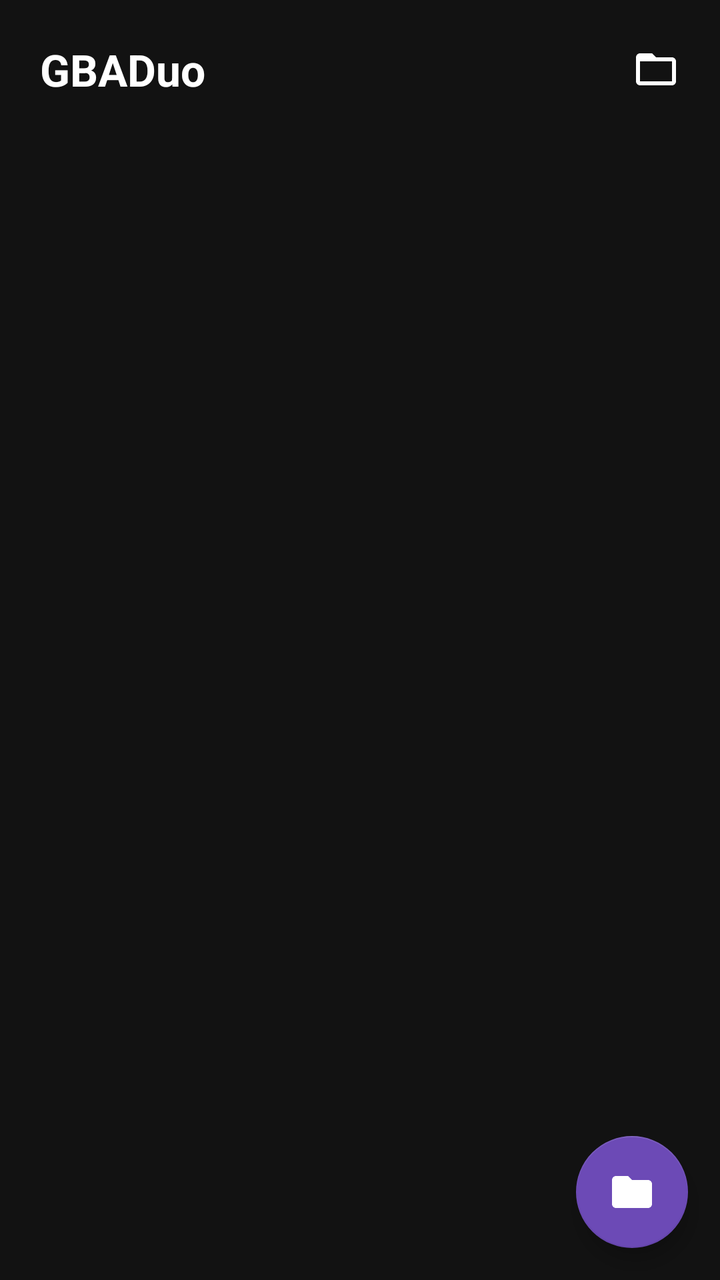
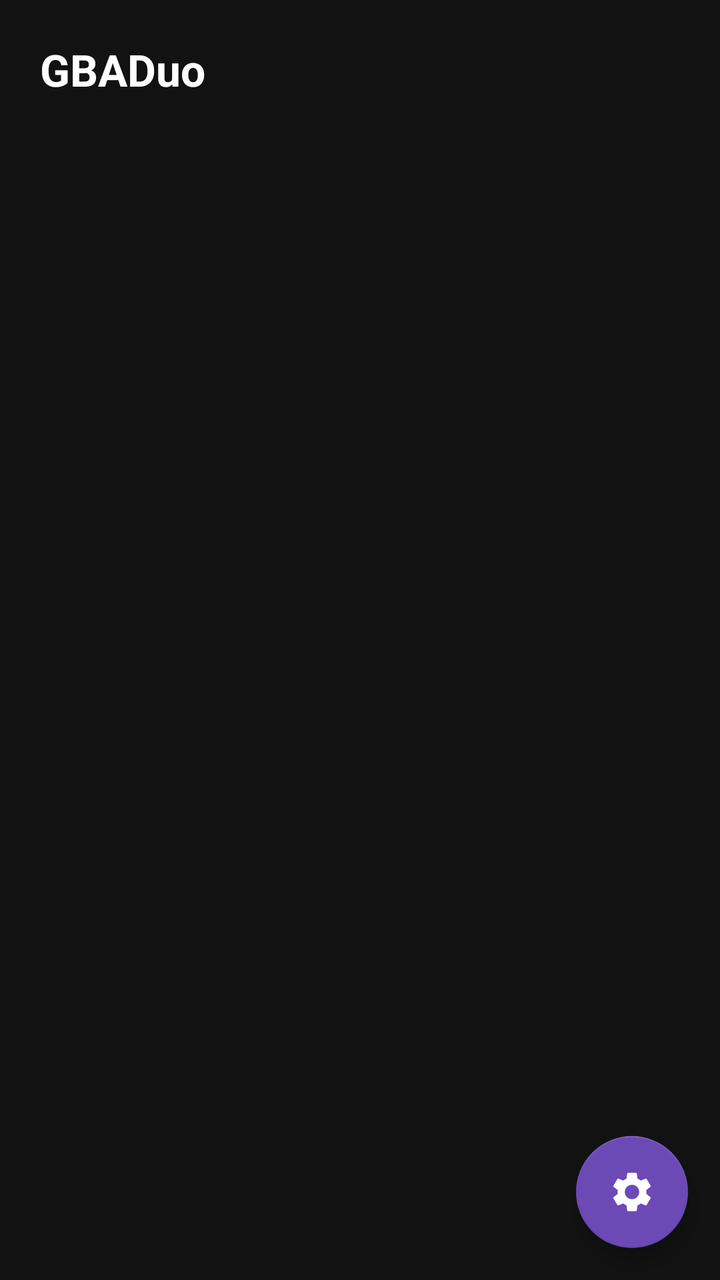

Compare the two renders of this Android layout. The source of the first and the diff that turns it into the second are given below.
<!-- AndroidManifest.xml: application theme AppTheme -->
<!-- res/layout/activity_library.xml -->
<?xml version="1.0" encoding="utf-8"?>
<androidx.coordinatorlayout.widget.CoordinatorLayout
    xmlns:android="http://schemas.android.com/apk/res/android"
    xmlns:app="http://schemas.android.com/apk/res-auto"
    android:layout_width="match_parent"
    android:layout_height="match_parent"
    android:background="@color/background">

    <LinearLayout
        android:layout_width="match_parent"
        android:layout_height="match_parent"
        android:orientation="vertical">

        <LinearLayout
            android:layout_width="match_parent"
            android:layout_height="wrap_content"
            android:gravity="center_vertical"
            android:orientation="horizontal"
            android:paddingStart="20dp"
            android:paddingEnd="8dp">

            <TextView
                android:layout_width="0dp"
                android:layout_height="wrap_content"
                android:layout_weight="1"
                android:paddingVertical="20dp"
                android:text="@string/app_name"
                android:textColor="@color/text_primary"
                android:textSize="22sp"
                android:textStyle="bold" />

            <ImageView
                android:id="@+id/manage_folders"
                android:layout_width="48dp"
                android:layout_height="48dp"
                android:background="?android:attr/selectableItemBackgroundBorderless"
                android:contentDescription="@string/manage_folders"
                android:padding="12dp"
                android:src="@drawable/ic_folders" />
        </LinearLayout>

        <FrameLayout
            android:layout_width="match_parent"
            android:layout_height="0dp"
            android:layout_weight="1">

            <androidx.recyclerview.widget.RecyclerView
                android:id="@+id/list"
                android:layout_width="match_parent"
                android:layout_height="match_parent"
                android:clipToPadding="false"
                android:paddingHorizontal="12dp"
                android:paddingBottom="88dp" />

            <LinearLayout
                android:id="@+id/empty"
                android:layout_width="match_parent"
                android:layout_height="wrap_content"
                android:layout_gravity="center"
                android:gravity="center"
                android:orientation="vertical"
                android:padding="32dp"
                android:visibility="gone">

                <ImageView
                    android:id="@+id/empty_icon"
                    android:layout_width="48dp"
                    android:layout_height="48dp"
                    android:importantForAccessibility="no"
                    android:src="@drawable/ic_folder_open" />

                <TextView
                    android:id="@+id/empty_text"
                    android:layout_width="wrap_content"
                    android:layout_height="wrap_content"
                    android:layout_marginTop="12dp"
                    android:gravity="center"
                    android:textColor="@color/text_secondary"
                    android:textSize="16sp" />
            </LinearLayout>
        </FrameLayout>
    </LinearLayout>

    <com.google.android.material.floatingactionbutton.FloatingActionButton
        android:id="@+id/choose_folder"
        android:layout_width="wrap_content"
        android:layout_height="wrap_content"
        android:layout_gravity="bottom|end"
        android:layout_margin="16dp"
        android:contentDescription="@string/choose_rom_folder"
        android:src="@drawable/ic_add_folder"
        app:backgroundTint="@color/accent"
        app:fabSize="normal"
        app:tint="@color/text_primary" />

</androidx.coordinatorlayout.widget.CoordinatorLayout>
<!-- resources referenced by this layout -->
<resources>
  <color name="accent">#FF6C4AB6</color>
  <color name="background">#FF121212</color>
  <color name="text_primary">#FFFFFFFF</color>
  <color name="text_secondary">#FFAAAAAA</color>
  <!-- drawable ic_add_folder (drawable) -->
  <vector xmlns:android="http://schemas.android.com/apk/res/android"
      android:width="24dp"
      android:height="24dp"
      android:viewportWidth="24"
      android:viewportHeight="24">
      <path
          android:fillColor="#FF000000"
          android:pathData="M10,4L4,4c-1.1,0 -1.99,0.9 -1.99,2L2,18c0,1.1 0.9,2 2,2h16c1.1,0 2,-0.9 2,-2L22,8c0,-1.1 -0.9,-2 -2,-2h-8l-2,-2z" />
      <path
          android:fillColor="#FF000000"
          android:pathData="M11,10L13,10 13,13 16,13 16,15 13,15 13,18 11,18 11,15 8,15 8,13 11,13z" />
  </vector>
  <!-- drawable ic_folder_open (drawable) -->
  <vector xmlns:android="http://schemas.android.com/apk/res/android"
      android:width="48dp"
      android:height="48dp"
      android:viewportWidth="24"
      android:viewportHeight="24"
      android:tint="?attr/colorOnSurface">
      <path
          android:fillColor="#FF000000"
          android:fillAlpha="0.5"
          android:pathData="M20,6h-8l-2,-2L4,4c-1.1,0 -1.99,0.9 -1.99,2L2,18c0,1.1 0.9,2 2,2h16c1.1,0 2,-0.9 2,-2L22,8c0,-1.1 -0.9,-2 -2,-2zM20,18L4,18L4,8h16v10z" />
  </vector>
  <!-- drawable ic_folders (drawable) -->
  <vector xmlns:android="http://schemas.android.com/apk/res/android"
      android:width="24dp"
      android:height="24dp"
      android:viewportWidth="24"
      android:viewportHeight="24">
      <path
          android:fillColor="@color/text_primary"
          android:pathData="M20,6h-8l-2,-2L4,4c-1.1,0 -1.99,0.9 -1.99,2L2,18c0,1.1 0.9,2 2,2h16c1.1,0 2,-0.9 2,-2L22,8c0,-1.1 -0.9,-2 -2,-2zM20,18L4,18L4,8h16v10z" />
  </vector>
  <string name="app_name">GBADuo</string>
  <string name="choose_rom_folder">Add ROM folder</string>
  <string name="manage_folders">ROM folders</string>
  <style name="AppTheme" parent="Theme.MaterialComponents.NoActionBar">
          <item name="android:windowBackground">@color/background</item>
          <item name="android:statusBarColor">@color/background</item>
          <item name="android:navigationBarColor">@color/background</item>
          <item name="colorPrimary">@color/accent</item>
          <item name="colorPrimaryDark">@color/background</item>
          <item name="colorSecondary">@color/accent</item>
          <item name="colorOnPrimary">@color/text_primary</item>
          <item name="colorSurface">@color/surface</item>
          <item name="colorOnSurface">@color/text_primary</item>
      </style>
  <color name="surface">#FF1E1E1E</color>
</resources>

<!-- the commit's change to res/layout/activity_library.xml (unified diff, before → after) -->
@@ -16,27 +16,18 @@
             android:layout_height="wrap_content"
             android:gravity="center_vertical"
             android:orientation="horizontal"
-            android:paddingStart="20dp"
             android:paddingEnd="8dp">
 
             <TextView
                 android:layout_width="0dp"
                 android:layout_height="wrap_content"
                 android:layout_weight="1"
+                android:paddingHorizontal="20dp"
                 android:paddingVertical="20dp"
                 android:text="@string/app_name"
                 android:textColor="@color/text_primary"
                 android:textSize="22sp"
                 android:textStyle="bold" />
-
-            <ImageView
-                android:id="@+id/manage_folders"
-                android:layout_width="48dp"
-                android:layout_height="48dp"
-                android:background="?android:attr/selectableItemBackgroundBorderless"
-                android:contentDescription="@string/manage_folders"
-                android:padding="12dp"
-                android:src="@drawable/ic_folders" />
         </LinearLayout>
 
         <FrameLayout
@@ -82,13 +73,13 @@
     </LinearLayout>
 
     <com.google.android.material.floatingactionbutton.FloatingActionButton
-        android:id="@+id/choose_folder"
+        android:id="@+id/open_settings"
         android:layout_width="wrap_content"
         android:layout_height="wrap_content"
         android:layout_gravity="bottom|end"
         android:layout_margin="16dp"
-        android:contentDescription="@string/choose_rom_folder"
-        android:src="@drawable/ic_add_folder"
+        android:contentDescription="@string/settings_title"
+        android:src="@drawable/ic_settings"
         app:backgroundTint="@color/accent"
         app:fabSize="normal"
         app:tint="@color/text_primary" />
<!-- resource entries referenced after the edit -->
@@ -4,19 +4,6 @@
   <color name="background">#FF121212</color>
   <color name="text_primary">#FFFFFFFF</color>
   <color name="text_secondary">#FFAAAAAA</color>
-  <!-- drawable ic_add_folder (drawable) -->
-  <vector xmlns:android="http://schemas.android.com/apk/res/android"
-      android:width="24dp"
-      android:height="24dp"
-      android:viewportWidth="24"
-      android:viewportHeight="24">
-      <path
-          android:fillColor="#FF000000"
-          android:pathData="M10,4L4,4c-1.1,0 -1.99,0.9 -1.99,2L2,18c0,1.1 0.9,2 2,2h16c1.1,0 2,-0.9 2,-2L22,8c0,-1.1 -0.9,-2 -2,-2h-8l-2,-2z" />
-      <path
-          android:fillColor="#FF000000"
-          android:pathData="M11,10L13,10 13,13 16,13 16,15 13,15 13,18 11,18 11,15 8,15 8,13 11,13z" />
-  </vector>
   <!-- drawable ic_folder_open (drawable) -->
   <vector xmlns:android="http://schemas.android.com/apk/res/android"
       android:width="48dp"
@@ -29,7 +16,7 @@
           android:fillAlpha="0.5"
           android:pathData="M20,6h-8l-2,-2L4,4c-1.1,0 -1.99,0.9 -1.99,2L2,18c0,1.1 0.9,2 2,2h16c1.1,0 2,-0.9 2,-2L22,8c0,-1.1 -0.9,-2 -2,-2zM20,18L4,18L4,8h16v10z" />
   </vector>
-  <!-- drawable ic_folders (drawable) -->
+  <!-- drawable ic_settings (drawable) -->
   <vector xmlns:android="http://schemas.android.com/apk/res/android"
       android:width="24dp"
       android:height="24dp"
@@ -37,11 +24,10 @@
       android:viewportHeight="24">
       <path
           android:fillColor="@color/text_primary"
-          android:pathData="M20,6h-8l-2,-2L4,4c-1.1,0 -1.99,0.9 -1.99,2L2,18c0,1.1 0.9,2 2,2h16c1.1,0 2,-0.9 2,-2L22,8c0,-1.1 -0.9,-2 -2,-2zM20,18L4,18L4,8h16v10z" />
+          android:pathData="M19.14,12.94c0.04,-0.3 0.06,-0.61 0.06,-0.94c0,-0.32 -0.02,-0.64 -0.07,-0.94l2.03,-1.58c0.18,-0.14 0.23,-0.41 0.12,-0.61l-1.92,-3.32c-0.12,-0.22 -0.37,-0.29 -0.59,-0.22l-2.39,0.96c-0.5,-0.38 -1.03,-0.7 -1.62,-0.94L14.4,2.81c-0.04,-0.24 -0.24,-0.41 -0.48,-0.41h-3.84c-0.24,0 -0.43,0.17 -0.47,0.41L9.25,5.35C8.66,5.59 8.12,5.92 7.63,6.29L5.24,5.33c-0.22,-0.08 -0.47,0 -0.59,0.22L2.74,8.87C2.62,9.08 2.66,9.34 2.86,9.48l2.03,1.58C4.84,11.36 4.8,11.69 4.8,12s0.02,0.64 0.07,0.94l-2.03,1.58c-0.18,0.14 -0.23,0.41 -0.12,0.61l1.92,3.32c0.12,0.22 0.37,0.29 0.59,0.22l2.39,-0.96c0.5,0.38 1.03,0.7 1.62,0.94l0.36,2.54c0.05,0.24 0.24,0.41 0.48,0.41h3.84c0.24,0 0.44,-0.17 0.47,-0.41l0.36,-2.54c0.59,-0.24 1.13,-0.56 1.62,-0.94l2.39,0.96c0.22,0.08 0.47,0 0.59,-0.22l1.92,-3.32c0.12,-0.22 0.07,-0.47 -0.12,-0.61L19.14,12.94zM12,15.6c-1.98,0 -3.6,-1.62 -3.6,-3.6s1.62,-3.6 3.6,-3.6s3.6,1.62 3.6,3.6S13.98,15.6 12,15.6z" />
   </vector>
   <string name="app_name">GBADuo</string>
-  <string name="choose_rom_folder">Add ROM folder</string>
-  <string name="manage_folders">ROM folders</string>
+  <string name="settings_title">Settings</string>
   <style name="AppTheme" parent="Theme.MaterialComponents.NoActionBar">
           <item name="android:windowBackground">@color/background</item>
           <item name="android:statusBarColor">@color/background</item>
